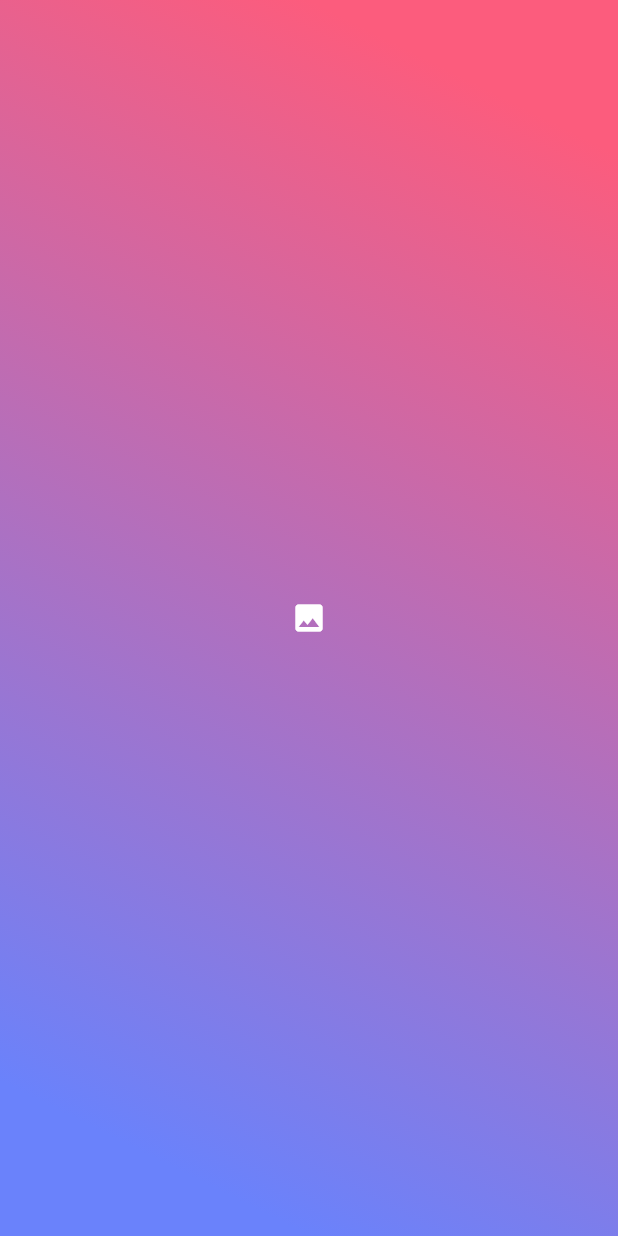
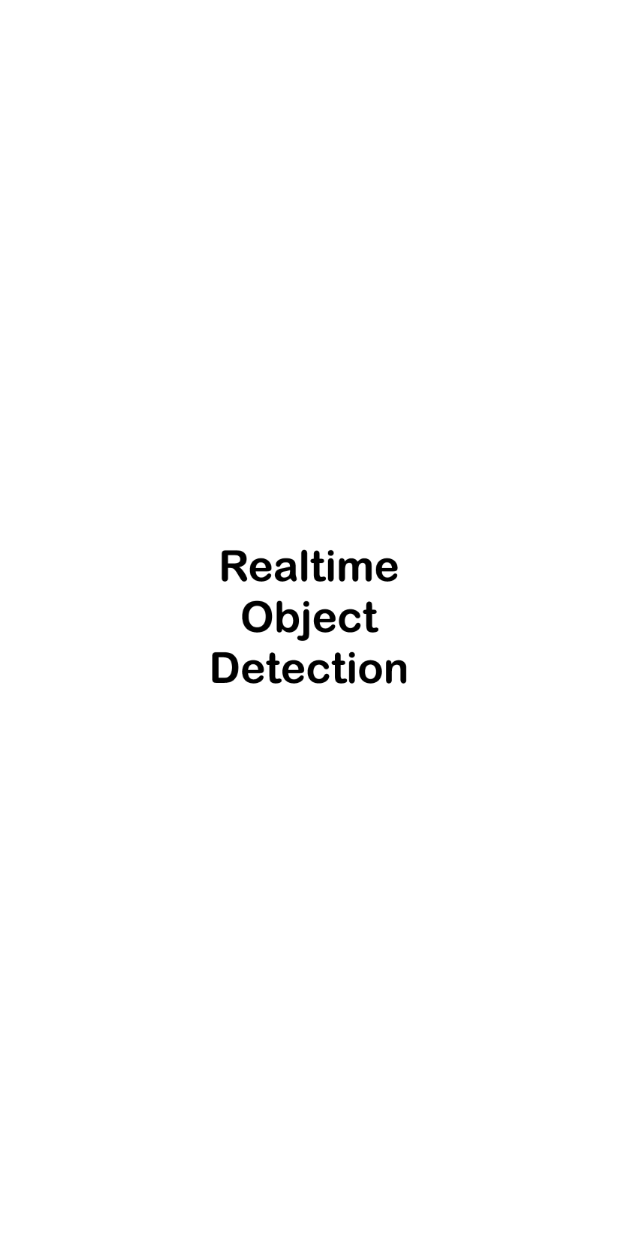
Before and after one commit to dk-optimism-io/real-time-detection, a Flutter app: the SplashScreen screen opened by its route, on a phone screen of 412 x 824 dp. Run offline on Flutter 3.47's test engine with Material 2 defaults, Android fonts, the phone set to English and light mode, and no system bars; our stand-ins replace camera, flutter_screenutil, image_gallery_saver, image_picker, screenshot; missing offline and left inert: tflite; project files that could hold a hidden picture were left out.

Commit message:
-add animation splash screen -update function capture

```diff
--- a/lib/pages/splash_screen.dart
+++ b/lib/pages/splash_screen.dart
@@ -1,45 +1,55 @@
 import 'package:flutter/material.dart';
 import 'package:flutter/scheduler.dart';
+import 'package:flutter_realtime_object_detection/app/app_resources.dart';
 import 'package:flutter_realtime_object_detection/app/app_router.dart';
 import 'package:flutter_realtime_object_detection/services/navigation_service.dart';
 import 'package:provider/provider.dart';
 
-
 class SplashScreen extends StatefulWidget {
-
   @override
   State<StatefulWidget> createState() {
     return _SplashScreenState();
   }
 }
 
-class _SplashScreenState extends State<SplashScreen> {
+class _SplashScreenState extends State<SplashScreen>
+    with SingleTickerProviderStateMixin {
+  late AnimationController _controller;
+  late Animation<double> _animation;
 
   @override
   void initState() {
     super.initState();
+    _controller = AnimationController(
+        duration: const Duration(milliseconds: 2000), vsync: this, value: 0.1);
+    _animation =
+        CurvedAnimation(parent: _controller, curve: Curves.bounceInOut);
+    _controller.forward();
     SchedulerBinding.instance?.addPostFrameCallback((timeStamp) {
       Future.delayed(Duration(seconds: 5), () {
-        Provider.of<NavigationService>(context, listen: false).pushNamedAndRemoveUntil(AppRoute.homeScreen);
+        Provider.of<NavigationService>(context, listen: false)
+            .pushNamedAndRemoveUntil(AppRoute.homeScreen);
       });
     });
   }
 
+  @override
+  void dispose() {
+    _controller.dispose();
+    super.dispose();
+  }
 
   @override
   Widget build(BuildContext context) {
     return Container(
       alignment: Alignment.center,
-      decoration: BoxDecoration(
-        gradient: LinearGradient(
-          begin: Alignment.topRight,
-          end: Alignment.bottomLeft,
-          colors: [Color(0xFFFC5C7D), Color(0xFF6A82FB)],
-          stops: [0.1, 0.9]
-        )
+      color: AppColors.white,
+      padding: EdgeInsets.symmetric(vertical: 0.0, horizontal: 0.0),
+      child: ScaleTransition(
+        scale: _animation,
+        alignment: Alignment.center,
+        child: Image(image: AssetImage('assets/images/logo.png')),
       ),
-      padding: EdgeInsets.symmetric(vertical: 0.0, horizontal: 0.0),
-      child: Icon(Icons.image),
     );
   }
 }
--- a/pubspec.yaml
+++ b/pubspec.yaml
@@ -64,6 +64,7 @@ flutter:
     - assets/models/mobilenet_v1.tflite
     - assets/models/posenet_mv1_checkpoints.tflite
     - assets/fonts/
+    - assets/images/
 
   # An image asset can refer to one or more resolution-specific "variants", see
   # https://flutter.dev/assets-and-images/#resolution-aware.
```
Also changed, not shown: lib/pages/home_screen.dart (+44 -3 lines), assets/images/2.0x/logo.png (added), assets/images/3.0x/logo.png (added), assets/images/logo.png (added).
